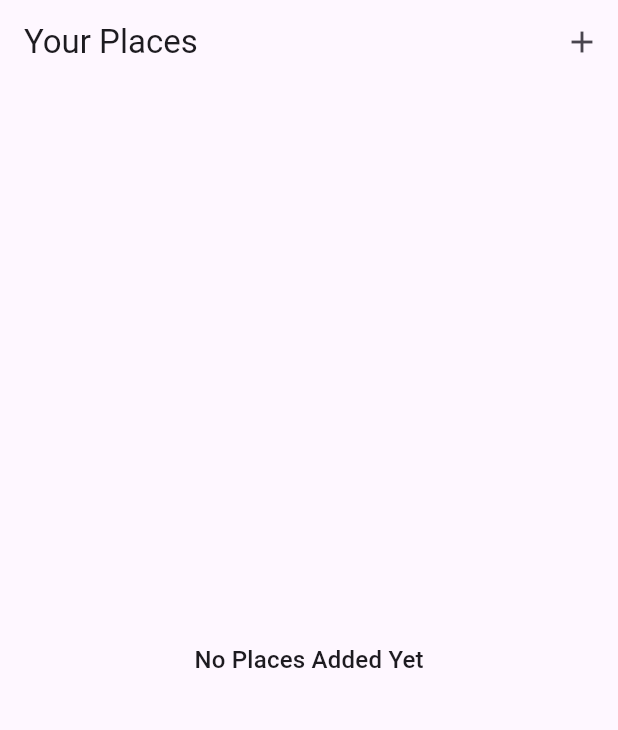
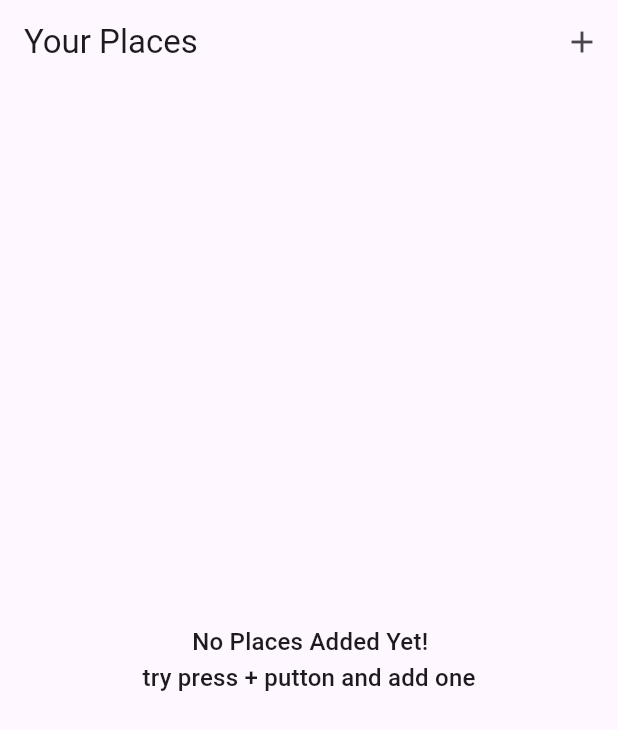
Before and after one commit to Joseph78888/favorites-places, a Flutter app: the screen it shows after launch, on a phone screen of 412 x 824 dp. Shown: the top 730 px of the screen. Run offline on Flutter 3.47's test engine with Material 3 defaults, Android fonts, the light colour scheme and no system bars; our stand-ins replace flutter_riverpod, image_picker.

Commit message:
adding riverpod

```diff
--- a/lib/main.dart
+++ b/lib/main.dart
@@ -1,9 +1,10 @@
 import 'package:flutter/material.dart';
+import 'package:flutter_riverpod/flutter_riverpod.dart';
 
 import 'package:native_app/screens/places.dart';
 
 void main() {
-  runApp(const MyApp());
+  runApp(ProviderScope(child: const MyApp()));
 }
 
 class MyApp extends StatelessWidget {
--- a/lib/models/place.dart
+++ b/lib/models/place.dart
@@ -1,9 +1,12 @@
+import 'dart:io';
+
 import 'package:uuid/uuid.dart';
 
 const uuid = Uuid();
 
 class Place {
-  Place({required this.title}) : id = uuid.v4();
+  Place({required this.image, required this.title}) : id = uuid.v4();
   final String id;
   final String title;
+  final File image;
 }
--- /dev/null
+++ b/lib/providers/user_places.dart
@@ -0,0 +1,20 @@
+// import 'package:flutter_riverpod/flutter_riverpod.dart';
+import 'dart:io';
+
+import 'package:flutter_riverpod/legacy.dart';
+
+import 'package:native_app/models/place.dart';
+
+class UserPlacesNotifier extends StateNotifier<List<Place>> {
+  UserPlacesNotifier() : super(const []);
+
+  void addPlace(String title, File image) {
+    final newPlace = Place(title: title, image: image);
+    state = [newPlace, ...state];
+  }
+}
+
+final userPlacesProvider =
+    StateNotifierProvider<UserPlacesNotifier, List<Place>>(
+      (ref) => UserPlacesNotifier(),
+    );
--- a/lib/screens/places.dart
+++ b/lib/screens/places.dart
@@ -1,28 +1,34 @@
 import 'package:flutter/material.dart';
+import 'package:flutter_riverpod/flutter_riverpod.dart';
 
+import 'package:native_app/providers/user_places.dart';
 import 'package:native_app/screens/add_place.dart';
 import 'package:native_app/widgets/places_list.dart';
 
-class PlacesScreen extends StatelessWidget {
+class PlacesScreen extends ConsumerWidget {
   const PlacesScreen({super.key});
 
   @override
-  Widget build(BuildContext context) {
+  Widget build(BuildContext context, WidgetRef ref) {
+    final userPlaces = ref.watch(userPlacesProvider);
     return Scaffold(
       appBar: AppBar(
         title: Text('Your Places'),
         actions: [
           IconButton(
             onPressed: () {
-              Navigator.of(
-                context,
-              ).push(MaterialPageRoute(builder: (context) => const AddPlaceScreen()));
+              Navigator.of(context).push(
+                MaterialPageRoute(builder: (context) => const AddPlaceScreen()),
+              );
             },
             icon: Icon(Icons.add),
           ),
         ],
       ),
-      body: PlacesList(places: []),
+      body: Padding(
+        padding: const EdgeInsets.all(8.0),
+        child: PlacesList(places: userPlaces),
+      ),
     );
   }
 }
--- a/lib/widgets/places_list.dart
+++ b/lib/widgets/places_list.dart
@@ -12,7 +12,8 @@ class PlacesList extends StatelessWidget {
     if (places.isEmpty) {
       return Center(
         child: Text(
-          'No Places Added Yet',
+          '        No Places Added Yet!\n'
+          'try press + putton and add one',
           style: Theme.of(context).textTheme.titleMedium!.copyWith(
             color: Theme.of(context).colorScheme.onSurface,
           ),
@@ -22,12 +23,29 @@ class PlacesList extends StatelessWidget {
     return ListView.builder(
       itemCount: places.length,
       itemBuilder: (ctx, index) => ListTile(
+        leading: CircleAvatar(
+          radius: 22,
+          backgroundImage: FileImage(places[index].image),
+        ),
+
         title: Text(
           places[index].title,
           style: Theme.of(context).textTheme.titleMedium!.copyWith(
             color: Theme.of(context).colorScheme.onSurface,
           ),
         ),
+
+        subtitle: Text(
+          'you added "${places[index].title}" as fav place',
+          style: Theme.of(context).textTheme.bodySmall!.copyWith(
+            color: Theme.of(context).colorScheme.onSecondaryContainer,
+          ),
+        ),
+
+        trailing: Icon(Icons.arrow_forward_ios),
+
+        style: ListTileStyle.drawer,
+
         onTap: () {
           Navigator.of(context).push(
             MaterialPageRoute(
```
Also changed, not shown: lib/screens/add_place.dart (+36 -5 lines), lib/screens/place_detail.dart (+44 -1 lines), lib/widgets/pick_image.dart (+44 -7 lines), 1 other file.
